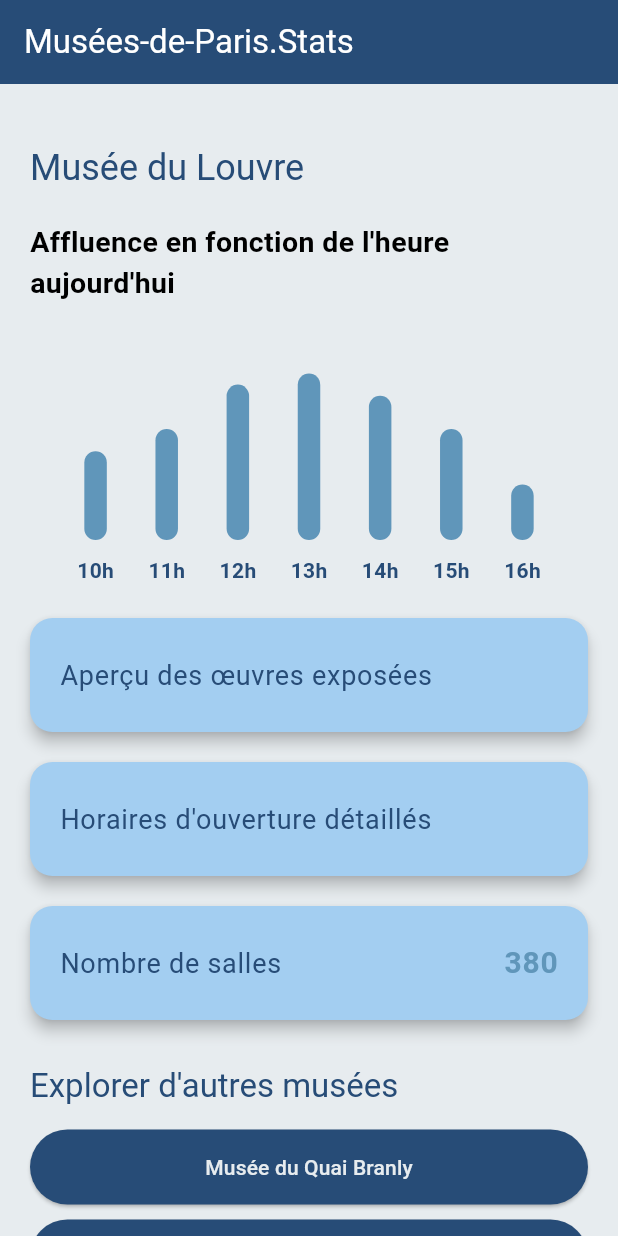
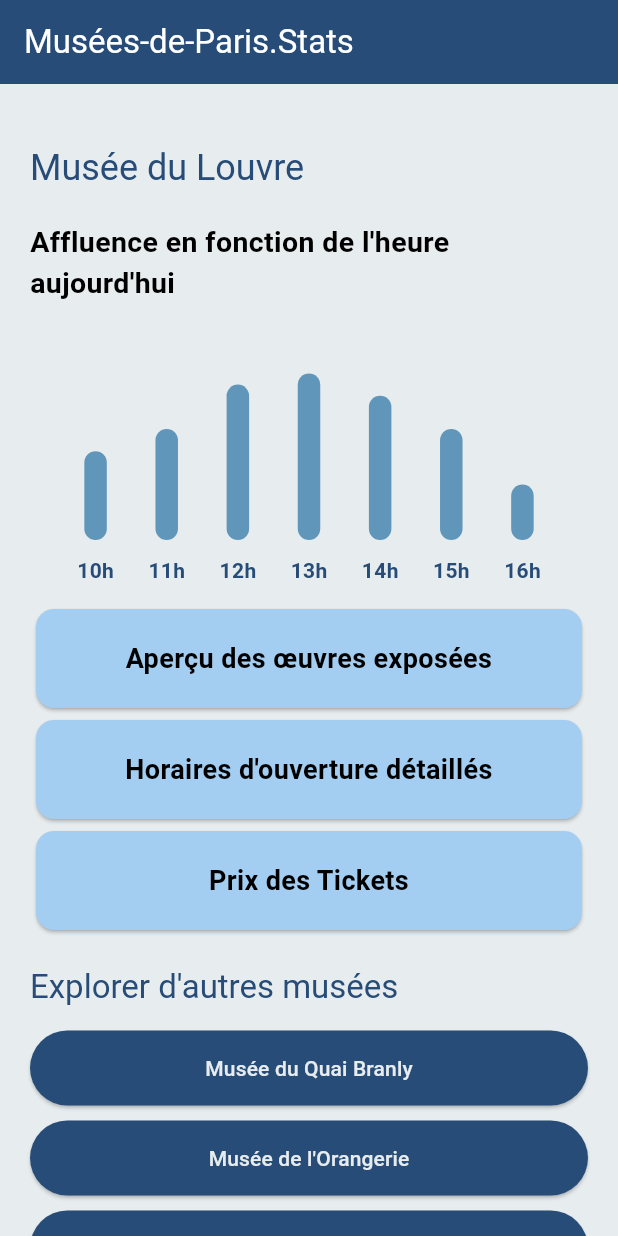
Before and after one commit to bobdouceur2/projetWS, a Flutter app: the screen it shows after launch, on a phone screen of 412 x 824 dp. Run offline on Flutter 3.47's test engine with Material 3 defaults, Android fonts, the phone set to English and light mode, and no system bars; drawn by our look-alikes of fl_chart; Roboto replaces fonts that are missing (arial).

Commit message:
prix des tickets

```diff
--- a/lib/DashboardScreen.dart
+++ b/lib/DashboardScreen.dart
@@ -5,7 +5,7 @@
 import 'GuimetDetailPage.dart';
 import 'OrangerieDetailPage.dart';
 import 'QuaiBranlyDetailPage.dart';
-import 'RoomsDetailPage.dart';
+import 'PrixTicketsLouvre.dart';
 import 'StatisticCard.dart';
 import 'HorairesLouvre.dart';
 import 'main.dart';
@@ -38,7 +38,7 @@
               StatisticCard(
                 title: "Aperçu des œuvres exposées",
 
-                value: "",
+
                 onTap: () {
                   Navigator.push(
                     context,
@@ -50,7 +50,7 @@
               // Bouton "Nombre de visiteurs aujourd'hui" déplacé en deuxième position
               StatisticCard(
                 title: "Horaires d'ouverture détaillés",
-                value: "",
+
                 onTap: () {
                   Navigator.push(
                     context,
@@ -60,12 +60,12 @@
                 color: color4,
               ),
               StatisticCard(
-                title: "Nombre de salles",
-                value: "380",
+                title: "Prix des Tickets",
+
                 onTap: () {
                   Navigator.push(
                     context,
-                    MaterialPageRoute(builder: (context) => RoomsDetailPage()),
+                    MaterialPageRoute(builder: (context) => PrixTicketLouvre()),
                   );
                 },
                 color: color4,
--- /dev/null
+++ b/lib/PrixTicketsLouvre.dart
@@ -0,0 +1,55 @@
+import 'package:flutter/material.dart';
+
+class PrixTicketLouvre extends StatelessWidget {
+  final List<Map<String, String>> tickets = [
+    {"type": "Ticket standard", "prix": "17€"},
+    {"type": "Tarif réduit", "prix": "14€"},
+    {"type": "Moins de 18 ans", "prix": "Gratuit"},
+    {"type": "Premier dimanche du mois", "prix": "Gratuit"},
+    // Ajoutez d'autres types de tickets et leurs prix ici
+  ];
+
+  final Color color1 = Color(0xFF2B2D42);
+  final Color color2 = Color(0xFF8D99AE);
+  final Color color3 = Color(0xFFEDF2F4);
+
+  @override
+  Widget build(BuildContext context) {
+    return Scaffold(
+      appBar: AppBar(
+        title: Text("Prix des Tickets du Louvre", style: TextStyle(color: color3)),
+        backgroundColor: color1,
+      ),
+      body: Padding(
+        padding: const EdgeInsets.all(8.0),
+        child: Column(
+          children: [
+            Expanded(
+              child: ListView.builder(
+                itemCount: tickets.length,
+                itemBuilder: (context, index) {
+                  return Card(
+                    color: color2,
+                    margin: EdgeInsets.symmetric(vertical: 10, horizontal: 5),
+                    child: ListTile(
+                      title: Text(tickets[index]["type"]!, style: TextStyle(color: color1)),
+                      trailing: Text(tickets[index]["prix"]!, style: TextStyle(color: color1)),
+                    ),
+                  );
+                },
+              ),
+            ),
+            Padding(
+              padding: const EdgeInsets.all(10.0),
+              child: Text(
+                "Le tarif réduit s'applique pour les étudiants, les personnes âgées de plus de 65 ans, et les enseignants en activité sur présentation d'un justificatif.",
+                style: TextStyle(color: color1),
+                textAlign: TextAlign.center,
+              ),
+            ),
+          ],
+        ),
+      ),
+    );
+  }
+}
--- a/lib/RoomsDetailPage.dart
+++ /dev/null
@@ -1,17 +0,0 @@
-import 'package:flutter/material.dart';
-import 'main.dart';
-
-class RoomsDetailPage extends StatelessWidget {
-  @override
-  Widget build(BuildContext context) {
-    return Scaffold(
-      appBar: AppBar(
-        title: Text("Détails des salles"),
-        backgroundColor: color2,
-      ),
-      body: Center(
-        child: Text("Plus d'informations sur les salles ici."),
-      ),
-    );
-  }
-}
--- a/lib/StatisticCard.dart
+++ b/lib/StatisticCard.dart
@@ -1,16 +1,11 @@
-import 'dart:ui';
-
 import 'package:flutter/material.dart';
-
-import 'main.dart';
 
 class StatisticCard extends StatelessWidget {
   final String title;
-  final String value;
   final VoidCallback onTap;
   final Color color;
 
-  const StatisticCard({Key? key, required this.title, required this.value, required this.onTap, required this.color}) : super(key: key);
+  const StatisticCard({Key? key, required this.title, required this.onTap, required this.color}) : super(key: key);
 
   @override
   Widget build(BuildContext context) {
@@ -18,15 +13,24 @@
       onTap: onTap,
       child: Card(
         color: color,
-        elevation: 4,
-        margin: EdgeInsets.symmetric(vertical: 10),
-        shape: RoundedRectangleBorder(
-          borderRadius: BorderRadius.circular(15),
-        ),
-        child: ListTile(
-          contentPadding: EdgeInsets.symmetric(horizontal: 20, vertical: 10),
-          title: Text(title, style: TextStyle(fontSize: 18, color: color2)),
-          trailing: Text(value, style: TextStyle(fontSize: 20, fontWeight: FontWeight.bold, color: color3)),
+        child: Container(
+          padding: EdgeInsets.symmetric(vertical: 20, horizontal: 10),
+          width: double.infinity, // Assurez-vous que le conteneur prend toute la largeur disponible
+          child: Column(
+            mainAxisAlignment: MainAxisAlignment.center, // Centre le contenu verticalement
+            crossAxisAlignment: CrossAxisAlignment.center, // Centre le contenu horizontalement
+            children: [
+              Text(
+                title,
+                textAlign: TextAlign.center, // Assure le centrage du texte
+                style: TextStyle(
+                  fontSize: 18,
+                  color: Colors.black, // Adaptez la couleur selon votre thème
+                  fontWeight: FontWeight.bold,
+                ),
+              ),
+            ],
+          ),
         ),
       ),
     );
```
